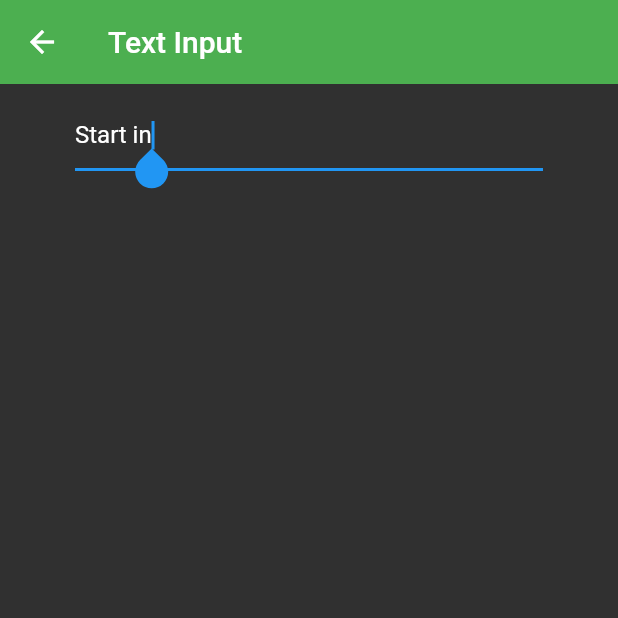
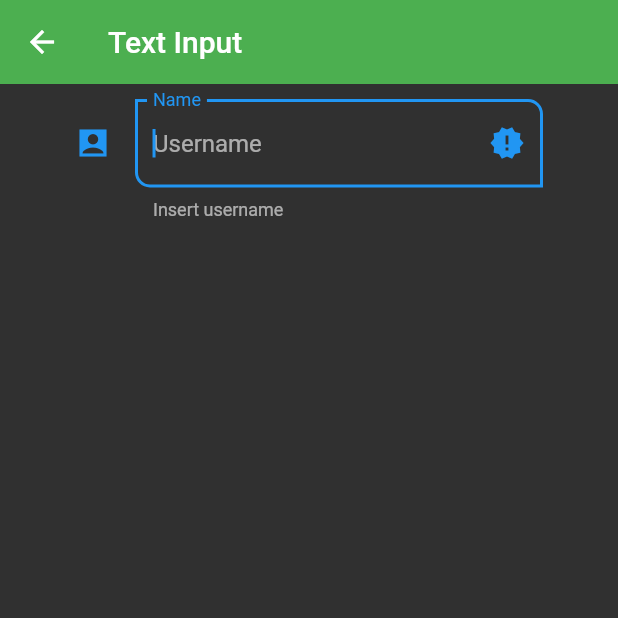
Before and after one commit to NahuVidales/OptionMenu-example-Flutter, a Flutter app: the InputsScreen screen opened by its route, on a phone screen of 412 x 824 dp, the top half of it. Run offline on Flutter 3.47's test engine with Material 2 defaults, Android fonts, the phone set to English and light mode, and no system bars.

Commit message:
Made InputTextWidget

```diff
--- a/lib/screens/inputs_screen.dart
+++ b/lib/screens/inputs_screen.dart
@@ -1,4 +1,6 @@
 import 'package:flutter/material.dart';
+
+import '../widgets/widgets.dart';
 
 class InputsScreen extends StatelessWidget {
 
@@ -15,14 +17,7 @@ class InputsScreen extends StatelessWidget {
           padding: EdgeInsets.symmetric(horizontal: 50, vertical: 10),
           child: Column(
             children: [
-              TextFormField(
-                textCapitalization: TextCapitalization.words,
-                autofocus: true,
-                initialValue: 'Start in',
-                onChanged: (value) {
-                  print('value $value');
-                },
-              )
+              InputCustomsText(helperText: 'Insert username', hintText: 'Username', labelText: 'Name',)
             ],
           ),)
       ),
--- a/lib/theme/app_theme.dart
+++ b/lib/theme/app_theme.dart
@@ -19,5 +19,13 @@ class AppTheme {
         elevation: 0,
       ),
     ),
+    inputDecorationTheme: InputDecorationTheme(
+
+      border: OutlineInputBorder(
+        borderRadius: BorderRadius.only(
+          bottomLeft: Radius.circular(10),
+          topRight: Radius.circular(10),
+        )
+      ))
   );
 }
--- /dev/null
+++ b/lib/widgets/IInputsTextWidget.dart
@@ -0,0 +1,46 @@
+  import 'package:flutter/material.dart';
+
+
+
+
+class InputCustomsText extends StatelessWidget {
+  final String? hintText;
+  final String? labelText;
+  final String? helperText;
+
+  const InputCustomsText({
+    Key? key,
+     this.hintText,
+      this.labelText,
+       this.helperText,
+  }) : super(key: key);
+
+  @override
+  Widget build(BuildContext context) {
+    return TextFormField(
+      textCapitalization: TextCapitalization.words,
+      autofocus: true,
+      onChanged: (value) {
+        print('value $value');
+      },
+      validator: (value) {
+        if (value == null) return 'this field is required';
+        return value.length < 3 ?  'need 3 characters at least': null ;
+      },
+      autovalidateMode: AutovalidateMode.onUserInteraction,
+      decoration: InputDecoration(
+        hintText: hintText,
+        labelText: labelText,
+        helperText: helperText,
+        suffixIcon: Icon(Icons.new_releases_sharp),
+        icon: Icon(Icons.account_box_sharp),
+//                  border: OutlineInputBorder(
+//                    borderRadius: BorderRadius.only(
+ //                     bottomLeft: Radius.circular(10),
+ //                     topRight: Radius.circular(10)
+//                    )
+  //                ),
+      ),
+    );
+  }
+}
--- a/lib/widgets/widgets.dart
+++ b/lib/widgets/widgets.dart
@@ -1,2 +1,3 @@
 export 'package:flutter_application_1/widgets/CustomCardsNro1.dart';
 export 'package:flutter_application_1/widgets/CustomCardsNro2.dart';
+export 'package:flutter_application_1/widgets/IInputsTextWidget.dart';
```
